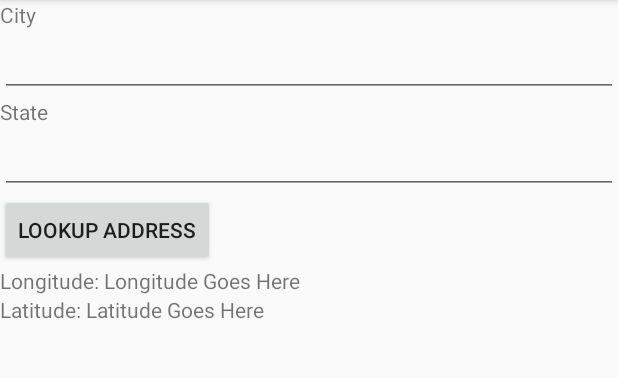
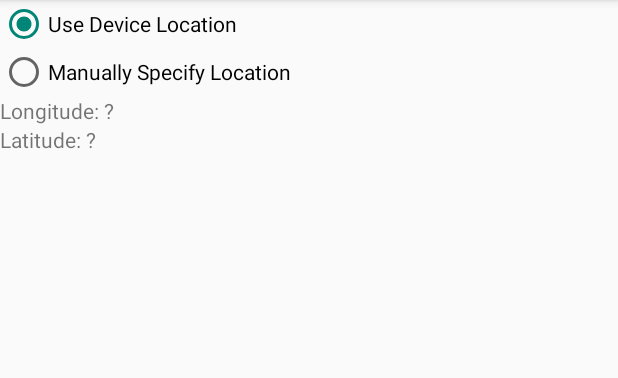
Before and after one commit to pmonkelban/Capstone-Project, an Android app: the fragment SetLocationFragment shown on its own in the app's theme, on a phone screen of 412 x 824 dp, the part 84-462 px from its top. Run offline under Robolectric (Android 15) with nearby library versions, the phone set to English and light mode, and no system bars.

Commit message:
Added radio buttons to select location fragment

```diff
--- a/app/src/main/java/com/example/pmm/android/udacity/lunchwheel/SetLocationFragment.java
+++ b/app/src/main/java/com/example/pmm/android/udacity/lunchwheel/SetLocationFragment.java
@@ -12,6 +12,7 @@ import android.view.View;
 import android.view.ViewGroup;
 import android.widget.Button;
 import android.widget.EditText;
+import android.widget.RadioButton;
 import android.widget.TextView;
 import android.widget.Toast;
 
@@ -22,26 +23,32 @@ import com.google.android.gms.location.LocationServices;
 
 public class SetLocationFragment extends Fragment implements
         GoogleApiClient.ConnectionCallbacks,
-        GoogleApiClient.OnConnectionFailedListener  {
+        GoogleApiClient.OnConnectionFailedListener {
 
     private static final String TAG = SetLocationFragment.class.getSimpleName();
+
+    private RadioButton mUseDeviceLocationRadioButton;
+    private RadioButton mSpecifyLocationRadioButton;
 
     private TextView mLatTextView;
     private TextView mLonTextView;
 
+    private View mSpecifyLoctionFields;
     private EditText mCityField;
     private EditText mStateField;
     private Button mLookupAddressButton;
 
     private GoogleApiClient mGoogleApiClient;
-    private Location mLastLocation;
+    private Location mLastDeviceLocation;
+    private Location mLastSpecifiedLocation = new Location("");
+
     private boolean mLocationAvailable = false;
 
     private LocationResultsReceiver mLocationResultsReceiver;
 
 
     @Override
-    public void onCreate(Bundle bundle)  {
+    public void onCreate(Bundle bundle) {
         super.onCreate(bundle);
 
         mLocationResultsReceiver = new LocationResultsReceiver(new Handler());
@@ -51,7 +58,6 @@ public class SetLocationFragment extends Fragment implements
                 .addConnectionCallbacks(this)
                 .addOnConnectionFailedListener(this)
                 .build();
-
     }
 
     @Override
@@ -60,13 +66,14 @@ public class SetLocationFragment extends Fragment implements
 
         View view = inflater.inflate(R.layout.set_location, container, false);
 
+        mSpecifyLoctionFields = view.findViewById(R.id.specify_location_fields);
+
         mLatTextView = (TextView) view.findViewById(R.id.lat_textView);
         mLonTextView = (TextView) view.findViewById(R.id.lon_textView);
 
         mCityField = (EditText) view.findViewById(R.id.city_editText);
         mStateField = (EditText) view.findViewById(R.id.state_editText);
         mLookupAddressButton = (Button) view.findViewById(R.id.lookup_address_button);
-
 
         mLookupAddressButton.setOnClickListener(new View.OnClickListener() {
             @Override
@@ -84,8 +91,43 @@ public class SetLocationFragment extends Fragment implements
             }
         });
 
+        mUseDeviceLocationRadioButton = (RadioButton) view.findViewById(R.id.use_device_location_button);
+        mSpecifyLocationRadioButton = (RadioButton) view.findViewById(R.id.specify_location_button);
+
+        mUseDeviceLocationRadioButton.setOnClickListener(new View.OnClickListener() {
+            @Override
+            public void onClick(View v) {
+                setLocationType(((RadioButton) v).isChecked());
+            }
+        });
+
+        mSpecifyLocationRadioButton.setOnClickListener(new View.OnClickListener() {
+            @Override
+            public void onClick(View v) {
+                setLocationType(!((RadioButton) v).isChecked());
+            }
+        });
+
+        setLocationType(true);
+
         return view;
 
+    }
+
+    private void setLocationType(boolean useDevice)  {
+
+        if (useDevice)  {
+            mUseDeviceLocationRadioButton.setChecked(true);
+            mSpecifyLocationRadioButton.setChecked(false);
+            mSpecifyLoctionFields.setVisibility(View.GONE);
+
+        } else  {
+            mUseDeviceLocationRadioButton.setChecked(false);
+            mSpecifyLocationRadioButton.setChecked(true);
+            mSpecifyLoctionFields.setVisibility(View.VISIBLE);
+        }
+
+        setLonLatText();
     }
 
     @Override
@@ -105,14 +147,8 @@ public class SetLocationFragment extends Fragment implements
     public void onConnected(Bundle bundle) {
         Log.i(TAG, "onConnected() called");
 
-        mLastLocation = LocationServices.FusedLocationApi.getLastLocation(mGoogleApiClient);
-
-        if (mLastLocation != null)  {
-            mLatTextView.setText(String.valueOf(mLastLocation.getLatitude()));
-            mLonTextView.setText(String.valueOf(mLastLocation.getLongitude()));
-            mLocationAvailable = true;
-        }
-
+        mLastDeviceLocation = LocationServices.FusedLocationApi.getLastLocation(mGoogleApiClient);
+        setLonLatText();
     }
 
     @Override
@@ -130,28 +166,49 @@ public class SetLocationFragment extends Fragment implements
 
     }
 
-    class LocationResultsReceiver extends ResultReceiver  {
+    class LocationResultsReceiver extends ResultReceiver {
 
-        public LocationResultsReceiver(Handler handler)  {
+        public LocationResultsReceiver(Handler handler) {
             super(handler);
         }
 
         @Override
-        protected void onReceiveResult(int resultCode, Bundle resultData)  {
+        protected void onReceiveResult(int resultCode, Bundle resultData) {
 
-            if (resultCode == Constants.SUCCESS_RESULT)  {
-                mLatTextView.setText(String.valueOf(resultData.getDouble(Constants.RESULT_LATITUDE)));
-                mLonTextView.setText(String.valueOf(resultData.getDouble(Constants.RESULT_LONGITUDE)));
+            if (resultCode == Constants.SUCCESS_RESULT) {
+                mLastSpecifiedLocation.setLongitude(resultData.getDouble(Constants.RESULT_LONGITUDE));
+                mLastSpecifiedLocation.setLatitude(resultData.getDouble(Constants.RESULT_LATITUDE));
 
                 Toast.makeText(getActivity(),
                         "Location Updated",
                         Toast.LENGTH_SHORT).show();
 
-            } else  {
+                setLonLatText();
+
+            } else {
                 Toast.makeText(getActivity(),
                         resultData.getString(Constants.RESULT_STRING),
                         Toast.LENGTH_SHORT).show();
             }
         }
     }
+
+    private void setLonLatText() {
+
+        Location l = (mUseDeviceLocationRadioButton.isChecked())
+                ? mLastDeviceLocation : mLastSpecifiedLocation;
+
+        if (l != null) {
+            mLatTextView.setText(String.valueOf(l.getLatitude()));
+            mLonTextView.setText(String.valueOf(l.getLongitude()));
+
+            mLocationAvailable = true;
+        } else {
+            mLatTextView.setText("?");
+            mLonTextView.setText("?");
+            mLocationAvailable = false;
+        }
+
+    }
+
 }
--- a/app/src/main/res/layout/set_location.xml
+++ b/app/src/main/res/layout/set_location.xml
@@ -1,9 +1,23 @@
 <?xml version="1.0" encoding="utf-8"?>
 <LinearLayout xmlns:android="http://schemas.android.com/apk/res/android"
-    android:orientation="vertical" android:layout_width="match_parent"
-    android:layout_height="match_parent">
+    android:layout_width="match_parent"
+    android:layout_height="match_parent"
+    android:orientation="vertical">
+
+    <RadioButton
+        android:id="@+id/use_device_location_button"
+        android:layout_width="wrap_content"
+        android:layout_height="wrap_content"
+        android:text="@string/use_device_location" />
+
+    <RadioButton
+        android:id="@+id/specify_location_button"
+        android:layout_width="wrap_content"
+        android:layout_height="wrap_content"
+        android:text="@string/specify_location" />
 
     <LinearLayout
+        android:id="@+id/specify_location_fields"
         android:layout_width="match_parent"
         android:layout_height="wrap_content"
         android:orientation="vertical">
@@ -11,7 +25,7 @@
         <TextView
             android:layout_width="wrap_content"
             android:layout_height="wrap_content"
-            android:text="City"/>
+            android:text="City" />
 
         <EditText
             android:id="@+id/city_editText"
@@ -21,18 +35,18 @@
         <TextView
             android:layout_width="wrap_content"
             android:layout_height="wrap_content"
-            android:text="State"/>
+            android:text="State" />
 
         <EditText
             android:id="@+id/state_editText"
             android:layout_width="match_parent"
-            android:layout_height="wrap_content"/>
+            android:layout_height="wrap_content" />
 
         <Button
             android:id="@+id/lookup_address_button"
             android:layout_width="wrap_content"
             android:layout_height="wrap_content"
-            android:text="@string/lookup_address"/>
+            android:text="@string/lookup_address" />
 
     </LinearLayout>
 
@@ -42,14 +56,15 @@
         android:orientation="horizontal">
 
         <TextView
-            android:text="Longitude: "
             android:layout_width="wrap_content"
-            android:layout_height="wrap_content" />
+            android:layout_height="wrap_content"
+            android:text="Longitude: " />
 
-        <TextView android:id="@+id/lon_textView"
-            android:text="Longitude Goes Here"
+        <TextView
+            android:id="@+id/lon_textView"
             android:layout_width="wrap_content"
-            android:layout_height="wrap_content" />
+            android:layout_height="wrap_content"
+            android:text="Longitude Goes Here" />
 
     </LinearLayout>
 
@@ -59,15 +74,17 @@
         android:orientation="horizontal">
 
         <TextView
-            android:text="Latitude: "
             android:layout_width="wrap_content"
-            android:layout_height="wrap_content" />
+            android:layout_height="wrap_content"
+            android:text="Latitude: " />
 
-        <TextView android:id="@+id/lat_textView"
-            android:text="Latitude Goes Here"
+        <TextView
+            android:id="@+id/lat_textView"
             android:layout_width="wrap_content"
-            android:layout_height="wrap_content" />
+            android:layout_height="wrap_content"
+            android:text="Latitude Goes Here" />
 
     </LinearLayout>
 
+
 </LinearLayout>
--- a/app/src/main/res/values/strings.xml
+++ b/app/src/main/res/values/strings.xml
@@ -3,6 +3,10 @@
 
     <string name="action_location">Location</string>
     <string name="action_settings">Settings</string>
+
+    <string name="use_device_location">Use Device Location</string>
+    <string name="specify_location">Manually Specify Location</string>
+
 
     <!-- Fetch latitude and longitude from the given address -->
     <string name="lookup_address">Lookup Address</string>
```
